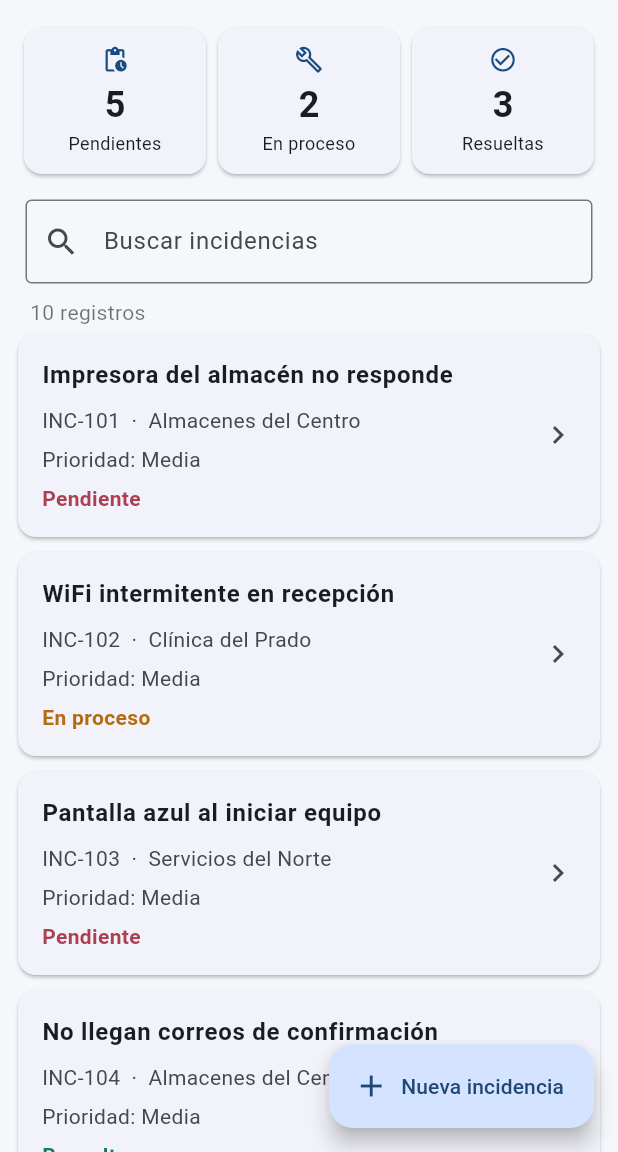
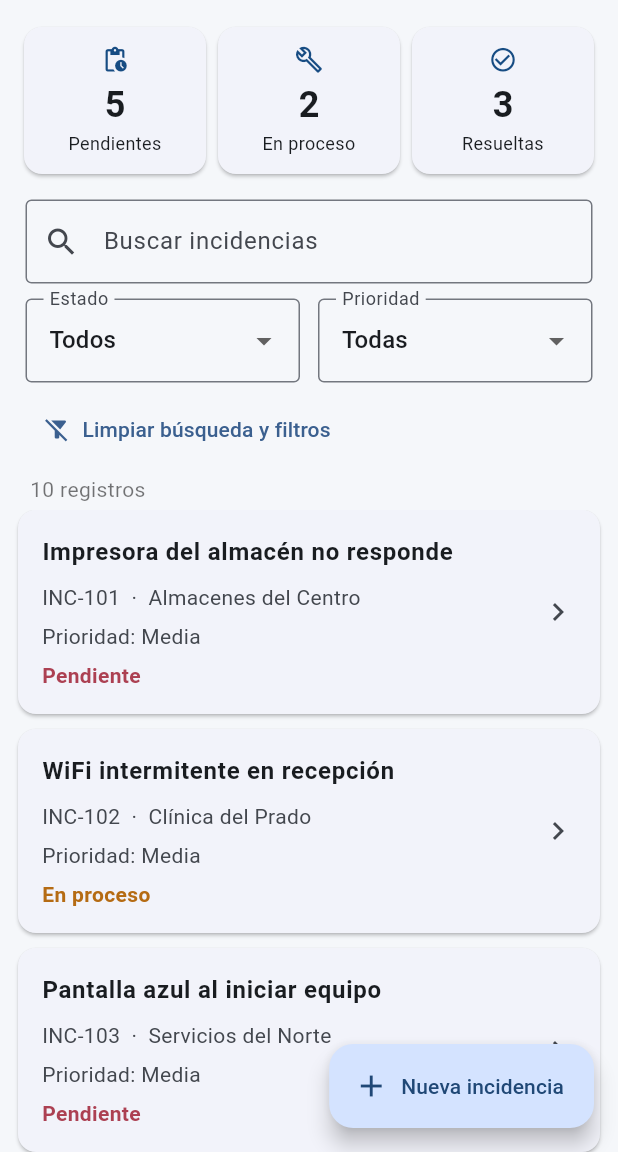
Before and after one commit to 6rand0n/IncidenciasNexasoft, a Flutter app: the screen it shows after launch, on a phone screen of 412 x 824 dp, the part 84-1236 px from its top. Run offline on Flutter 3.47's test engine with Material 3 defaults, Android fonts, the phone set to English and light mode, and no system bars; our stand-ins replace shared_preferences.

Commit message:
Feat-002 integrada. Filtros por prioridad y estado.

```diff
--- a/lib/services/gestor_incidencias.dart
+++ b/lib/services/gestor_incidencias.dart
@@ -12,13 +12,19 @@ class GestorIncidencias {
         incidencias.where((x) => x.estado == 'Pendiente').length;
   }
 
-  List<Incidencia> buscar(String texto) {
+  List<Incidencia> buscar(
+    String texto, {
+    String? estado,
+    PrioridadIncidencia? prioridad,
+  }) {
     final consulta = texto.trim().toLowerCase();
-    if (consulta.isEmpty) return incidencias;
     return incidencias
         .where((x) =>
-            x.titulo.toLowerCase().contains(consulta) ||
-            x.descripcion.toLowerCase().contains(consulta))
+            (consulta.isEmpty ||
+                x.titulo.toLowerCase().contains(consulta) ||
+                x.descripcion.toLowerCase().contains(consulta)) &&
+            (estado == null || x.estado == estado) &&
+            (prioridad == null || x.prioridad == prioridad))
         .toList();
   }
 
--- a/lib/ui/pantalla_principal.dart
+++ b/lib/ui/pantalla_principal.dart
@@ -13,14 +13,23 @@ class PantallaPrincipal extends StatefulWidget {
 
 class _PantallaPrincipalState extends State<PantallaPrincipal> {
   final GestorIncidencias g = GestorIncidencias();
+  final TextEditingController controladorBusqueda = TextEditingController();
   bool cargando = true;
   String? error;
   String busqueda = '';
+  String filtroEstado = 'Todos';
+  String filtroPrioridad = 'Todas';
 
   @override
   void initState() {
     super.initState();
     cargar();
+  }
+
+  @override
+  void dispose() {
+    controladorBusqueda.dispose();
+    super.dispose();
   }
 
   Future<void> cargar() async {
@@ -82,9 +91,25 @@ class _PantallaPrincipalState extends State<PantallaPrincipal> {
     }
   }
 
+  void limpiarFiltros() {
+    controladorBusqueda.clear();
+    setState(() {
+      busqueda = '';
+      filtroEstado = 'Todos';
+      filtroPrioridad = 'Todas';
+    });
+  }
+
   @override
   Widget build(BuildContext context) {
-    final items = g.buscar(busqueda);
+    final items = g.buscar(
+      busqueda,
+      estado: filtroEstado == 'Todos' ? null : filtroEstado,
+      prioridad: filtroPrioridad == 'Todas'
+          ? null
+          : PrioridadIncidencia.values
+              .firstWhere((prioridad) => prioridad.etiqueta == filtroPrioridad),
+    );
     return Scaffold(
       appBar: AppBar(
         title: const Text('NexaSoft | Incidencias'),
@@ -151,6 +176,7 @@ class _PantallaPrincipalState extends State<PantallaPrincipal> {
                         Padding(
                           padding: const EdgeInsets.symmetric(horizontal: 17, vertical: 5),
                           child: TextField(
+                            controller: controladorBusqueda,
                             decoration: const InputDecoration(
                               labelText: 'Buscar incidencias',
                               hintText: 'Ejemplo: WiFi, correo, pantalla',
@@ -158,6 +184,67 @@ class _PantallaPrincipalState extends State<PantallaPrincipal> {
                               border: OutlineInputBorder(),
                             ),
                             onChanged: (texto) => setState(() => busqueda = texto),
+                          ),
+                        ),
+                        Padding(
+                          padding: const EdgeInsets.symmetric(horizontal: 17, vertical: 5),
+                          child: Row(
+                            children: [
+                              Expanded(
+                                child: DropdownButtonFormField<String>(
+                                  value: filtroEstado,
+                                  isExpanded: true,
+                                  decoration: const InputDecoration(
+                                    labelText: 'Estado',
+                                    border: OutlineInputBorder(),
+                                  ),
+                                  items: const ['Todos', 'Pendiente', 'En proceso', 'Resuelta']
+                                      .map((estado) => DropdownMenuItem(
+                                            value: estado,
+                                            child: Text(estado),
+                                          ))
+                                      .toList(),
+                                  onChanged: (estado) {
+                                    if (estado != null) {
+                                      setState(() => filtroEstado = estado);
+                                    }
+                                  },
+                                ),
+                              ),
+                              const SizedBox(width: 12),
+                              Expanded(
+                                child: DropdownButtonFormField<String>(
+                                  value: filtroPrioridad,
+                                  isExpanded: true,
+                                  decoration: const InputDecoration(
+                                    labelText: 'Prioridad',
+                                    border: OutlineInputBorder(),
+                                  ),
+                                  items: const ['Todas', 'Baja', 'Media', 'Alta']
+                                      .map((prioridad) => DropdownMenuItem(
+                                            value: prioridad,
+                                            child: Text(prioridad),
+                                          ))
+                                      .toList(),
+                                  onChanged: (prioridad) {
+                                    if (prioridad != null) {
+                                      setState(() => filtroPrioridad = prioridad);
+                                    }
+                                  },
+                                ),
+                              ),
+                            ],
+                          ),
+                        ),
+                        Padding(
+                          padding: const EdgeInsets.symmetric(horizontal: 17, vertical: 2),
+                          child: Align(
+                            alignment: Alignment.centerLeft,
+                            child: TextButton.icon(
+                              onPressed: limpiarFiltros,
+                              icon: const Icon(Icons.filter_alt_off),
+                              label: const Text('Limpiar búsqueda y filtros'),
+                            ),
                           ),
                         ),
                         Padding(
```
